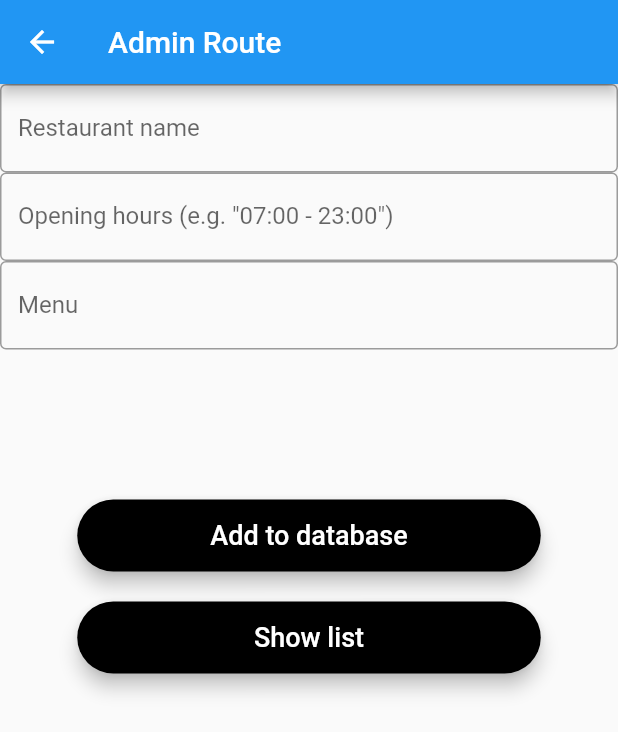
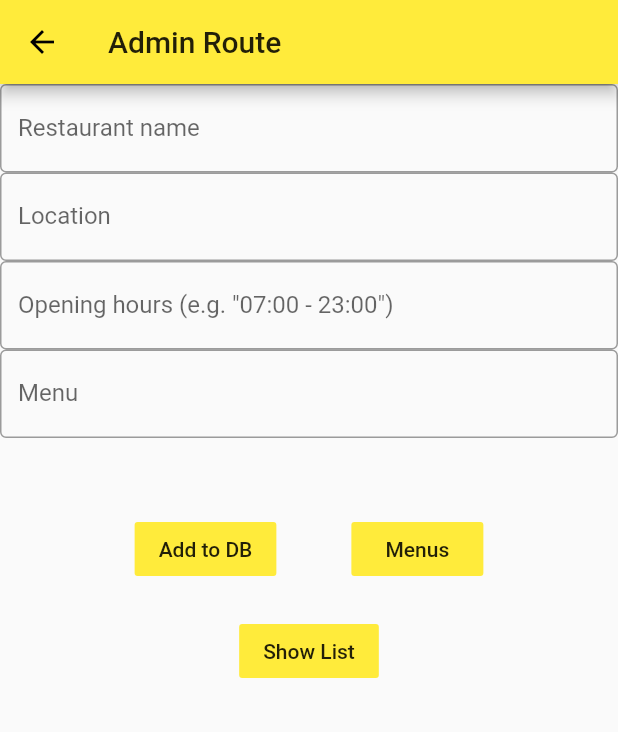
Before and after one commit to terrence229/Project-Mobile-Development, a Flutter app: the AddDataRoute screen opened by its route, on a phone screen of 412 x 824 dp. Shown: the top 732 px of the screen. Run offline on Flutter 3.47's test engine with Material 2 defaults, Android fonts, the phone set to English and light mode, and no system bars; our stand-ins replace cloud_firestore, firebase_auth, flutter_secure_storage, geolocator, google_maps_flutter; missing offline and left inert: maps_launcher; accounts and stored records are empty.

Commit message:
firebase final

```diff
--- a/lib/main.dart
+++ b/lib/main.dart
@@ -22,6 +22,10 @@ class MainApp extends StatelessWidget {
   @override
   Widget build(BuildContext context) {
     return MaterialApp(
+      theme: ThemeData(
+        primaryColor: Colors.yellow,
+        accentColor: Colors.purple,
+      ),
       home: LandingRoute(),
       routes: {
         "/register": (context) => RegisterRoute(),
--- a/lib/screens/admin/add_data_route.dart
+++ b/lib/screens/admin/add_data_route.dart
@@ -14,6 +14,7 @@ class _AddDataRouteState extends State<AddDataRoute> {
   FirebaseUser loggedInuser;
 
   String restaurantName;
+  String restaurantLocation;
   String openingHours;
   String menu; // Placeholder
 
@@ -38,6 +39,15 @@ class _AddDataRouteState extends State<AddDataRoute> {
             TextField(
               decoration: InputDecoration(
                 border: OutlineInputBorder(),
+                labelText: 'Location',
+              ),
+              onChanged: (value) {
+                restaurantLocation = value;
+              },
+            ),
+            TextField(
+              decoration: InputDecoration(
+                border: OutlineInputBorder(),
                 labelText: 'Opening hours (e.g. "07:00 - 23:00")',
               ),
               onChanged: (value) {
@@ -53,14 +63,19 @@ class _AddDataRouteState extends State<AddDataRoute> {
                 menu = value;
               },
             ),
-            SizedBox(height: 100), // Spacer between input and button
-            NavigatorButton(
-              buttonTitle: "Add to database",
+            SizedBox(height: 50), // Spacer between input and button
+            Row(
+              crossAxisAlignment: CrossAxisAlignment.center,
+              mainAxisAlignment: MainAxisAlignment.center,
+
+              children: <Widget>[
+                FlatButton(
+                  color: Colors.yellow,
                   onPressed: () async {
-
                     // Firestore expects a map of the data!
                     _firestore.collection("restaurants").add({
                       'name': restaurantName,
+                      'location': restaurantLocation,
                       'hours': openingHours,
                       'menu': menu
                     });
@@ -70,13 +85,31 @@ class _AddDataRouteState extends State<AddDataRoute> {
                       print(e);
                     }
                   },
+                  child: Text(
+                    "Add to DB",
+                  ),
+                ),
+                SizedBox(width: 50),
+                FlatButton(
+                  color: Colors.yellow,
+                  onPressed: () async {
+
+                  },
+                  child: Text(
+                    "Menus",
+                  ),
+                ),
+              ],
             ),
             SizedBox(height: 20),
-            NavigatorButton(
-              buttonTitle: "Show list",
+            FlatButton(
+              color: Colors.yellow,
               onPressed: () async {
                 Navigator.pushNamed(context, "/adminlist");
               },
+              child: Text(
+                "Show List"
+              ),
             ),
           ],
         ),
--- a/lib/screens/start/login_route.dart
+++ b/lib/screens/start/login_route.dart
@@ -59,7 +59,7 @@ class _LoginRouteState extends State<LoginRoute> {
                   // Print email if user is logged in
                   if (loginUser != null) {
                     print(loginUser.user.email);
-                    if (loginUser.user.email == "huip@outlook.com") {
+                    if (loginUser.user.email == "admin@admin.nl") {
                       Navigator.pushNamed(context, "/admin");
                     }
                   }
--- a/lib/utilities/constants.dart
+++ b/lib/utilities/constants.dart
@@ -3,10 +3,11 @@ import 'package:flutter/material.dart';
 const buttonHeight = 50.0;
 const buttonWidth = 350.0;
 const defaultBackgroundColor = Color(0xFFFFE500); // FFE500 = woost color
-const buttonColor = Colors.black;
+//const buttonColor = Colors.black;
+const buttonColor = Colors.yellow;
 const buttonTextStyle = TextStyle(
   fontSize: 18.0,
-  color:  Colors.white,
+  color:  Colors.black,
 );
 
 const ButtonStyle = TextStyle(
```
Also changed, not shown: lib/components/data_list.dart (added, +29 -0 lines), lib/screens/admin/show_list_route.dart (+12 -3 lines), lib/screens/register_route.dart (+1 -6 lines). Lines whose indentation alone changed are shown as unchanged.
